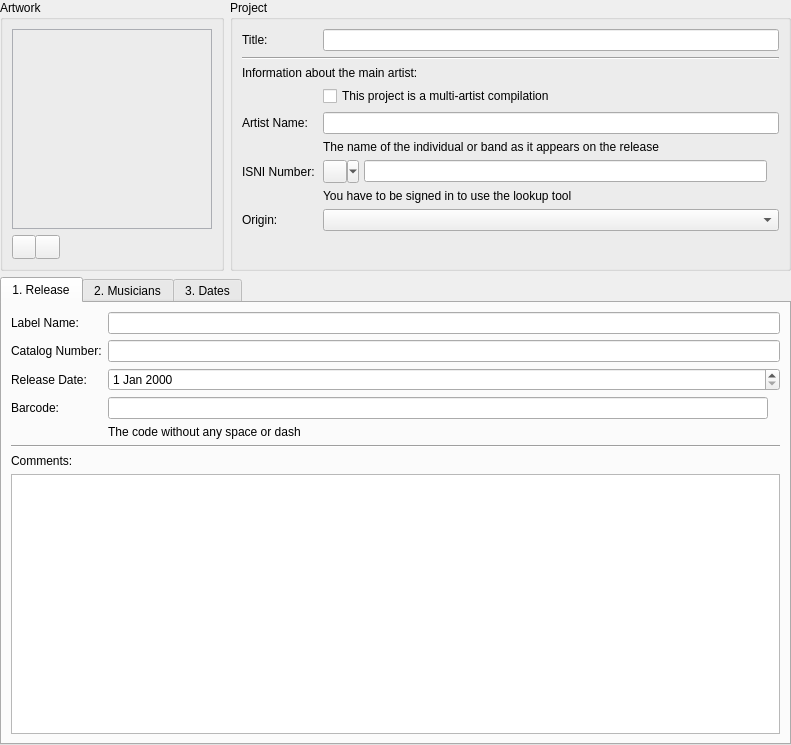
Above: resources/ui/album_page.ui from Iconoclasteinc/tgit before the change. Below: the same form after it.
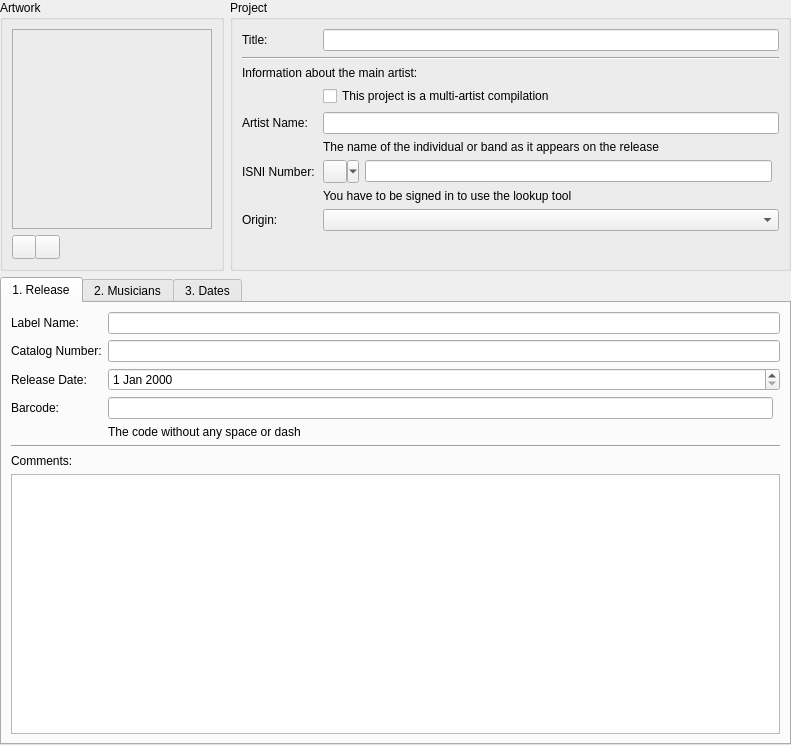
That is the form after the change. Icons and pictures are not drawn. Custom widgets are drawn as their Qt base class.

Commit message: Use a custom widget to show tooltip instantly for help labels and change to a double resolution question mark icon

What changed in the file:
```diff
--- a/resources/ui/album_page.ui
+++ b/resources/ui/album_page.ui
@@ -218,7 +218,7 @@
          </widget>
         </item>
         <item row="5" column="1">
-         <widget class="QLabel" name="_main_artist_help">
+         <widget class="QLabel" name="_main_artist_info">
           <property name="styleSheet">
            <string notr="true">
 QLabel[style=QWindowsVistaStyle] {
@@ -250,10 +250,7 @@
          </widget>
         </item>
         <item row="6" column="1">
-         <layout class="QHBoxLayout" name="_main_artist_container">
-          <property name="spacing">
-           <number>5</number>
-          </property>
+         <layout class="QHBoxLayout" name="_main_artist_isni_container">
           <item>
            <widget class="QToolButton" name="_main_artist_isni_actions_button">
             <property name="enabled">
@@ -284,6 +281,11 @@
            </widget>
           </item>
           <item>
+           <layout class="QHBoxLayout" name="_main_artist_isni_edit_pane">
+            <property name="spacing">
+             <number>0</number>
+            </property>
+            <item>
            <widget class="QLineEdit" name="_main_artist_isni">
             <property name="minimumSize">
              <size>
@@ -294,7 +296,13 @@
            </widget>
           </item>
           <item>
-           <widget class="QLabel" name="_main_artist_info">
+             <widget class="HelpLabel" name="_main_artist_isni_help">
+              <property name="maximumSize">
+               <size>
+                <width>20</width>
+                <height>20</height>
+               </size>
+              </property>
             <property name="toolTip">
              <string>&lt;html&gt;&lt;head/&gt;&lt;body&gt;&lt;p&gt;The ISNI is a global name identifier for contributors to creative work. It is provided by the International ISNI Agency.&lt;/p&gt;&lt;p&gt;Use the &lt;img src=&quot;:/tooltips/search&quot;/&gt;button to look up the main artist's ISNI from the global ISNI database.&lt;/p&gt;&lt;/body&gt;&lt;/html&gt;</string>
             </property>
@@ -302,14 +310,19 @@
              <string/>
             </property>
             <property name="pixmap">
-             <pixmap resource="../resources.qrc">:/icons/info</pixmap>
-            </property>
-           </widget>
+               <pixmap resource="../resources.qrc">:/icons/help</pixmap>
+              </property>
+              <property name="scaledContents">
+               <bool>true</bool>
+              </property>
+             </widget>
+            </item>
+           </layout>
           </item>
          </layout>
         </item>
         <item row="7" column="1">
-         <widget class="QLabel" name="_main_artist_isni_help">
+         <widget class="QLabel" name="_main_artist_isni_info">
           <property name="styleSheet">
            <string notr="true">
 QLabel[style=QWindowsVistaStyle] {
@@ -421,7 +434,7 @@
        <item row="3" column="1">
         <layout class="QHBoxLayout" name="_barcode_container">
          <property name="spacing">
-          <number>5</number>
+          <number>0</number>
          </property>
          <item>
           <widget class="QLineEdit" name="_barcode">
@@ -437,7 +450,13 @@
           </widget>
          </item>
          <item>
-          <widget class="QLabel" name="label">
+          <widget class="HelpLabel" name="_barcode_help">
+           <property name="maximumSize">
+            <size>
+             <width>20</width>
+             <height>20</height>
+            </size>
+           </property>
            <property name="toolTip">
             <string>&lt;html&gt;&lt;head/&gt;&lt;body&gt;&lt;p&gt;The barcode is the &lt;span style=&quot;font-style:italic;&quot;&gt;physical product code&lt;/span&gt; and usually consists of 8 to 14 characters.&lt;/p&gt;&lt;p&gt;It will typically be either a UPC, EAN, JAN or GTIN but may have a different format depending on the country or territory covered by the album's licensing deal.&lt;/p&gt;&lt;/body&gt;&lt;/html&gt;</string>
            </property>
@@ -452,7 +471,7 @@
         </layout>
        </item>
        <item row="4" column="1">
-        <widget class="QLabel" name="_barcode_help">
+        <widget class="QLabel" name="_barcode_info">
          <property name="styleSheet">
           <string notr="true">
 QLabel[style=QWindowsVistaStyle] {
@@ -714,6 +733,11 @@
    <header>tgit.ui.pages.album_edition_page</header>
    <container>1</container>
   </customwidget>
+  <customwidget>
+   <class>HelpLabel</class>
+   <extends>QLabel</extends>
+   <header>tgit.ui.widgets.help_label</header>
+  </customwidget>
  </customwidgets>
  <tabstops>
   <tabstop>_title</tabstop>
```
Left out of the diff: 8 changed lines with no effect on the pictures. Lines whose indentation alone changed are shown as unchanged. The commit also changes 4 other files.
